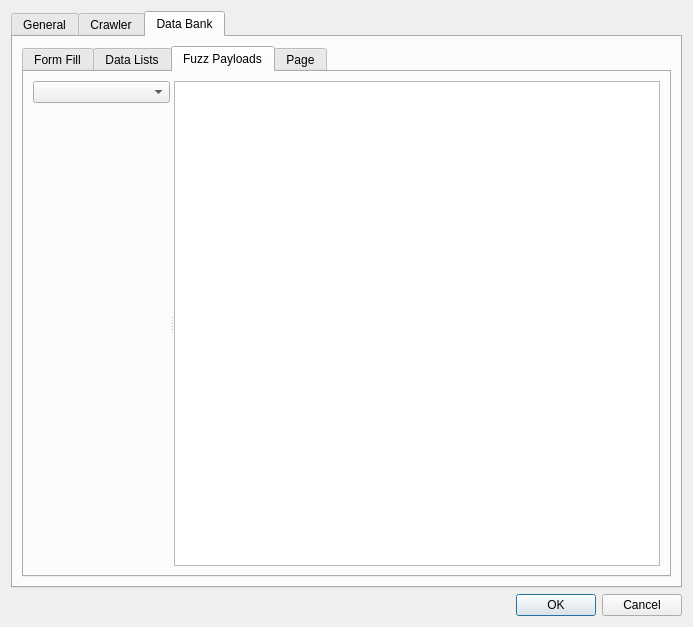
The window that branches/raft3/ui/ConfigDialog.ui (RAFTDevTeam/raft) describes before a commit, drawn with Qt 5.
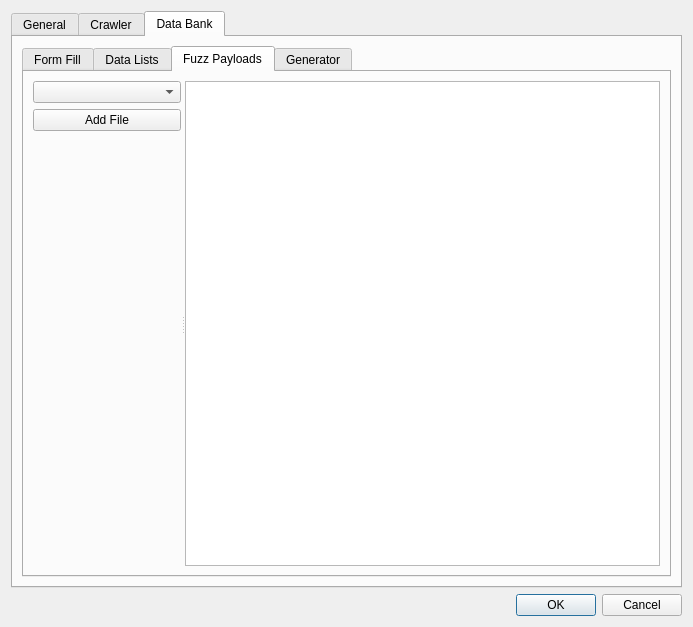
The same window after the commit. The open tabs and pages were chosen to show the change.

Commit message: Fixed an issue where the 'b' from a byte string was displaying in the textedit. Added the ability to upload fuzz files via the configuration dialog. Dialog selection now refreshes when a new file is added.

The edit to the form file:
```diff
--- a/branches/raft3/ui/ConfigDialog.ui
+++ b/branches/raft3/ui/ConfigDialog.ui
@@ -989,6 +989,16 @@
                <item>
                 <widget class="QComboBox" name="dbankPayloadsBox"/>
                </item>
+               <item>
+                <widget class="QPushButton" name="dbankFuzzFileAddButton">
+                 <property name="toolTip">
+                  <string>Add a file with values for fuzzer</string>
+                 </property>
+                 <property name="text">
+                  <string>Add File</string>
+                 </property>
+                </widget>
+               </item>
                <item>
                 <spacer name="verticalSpacer_2">
                  <property name="orientation">
@@ -1015,7 +1025,10 @@
          </widget>
          <widget class="QWidget" name="tab_5">
           <attribute name="title">
-           <string>Page</string>
+           <string>Generator</string>
+          </attribute>
+          <attribute name="toolTip">
+           <string>Payload Generator</string>
           </attribute>
          </widget>
         </widget>
```
Left out of the diff: 5 changed lines with no effect on the pictures. The commit also changes 3 other files.
